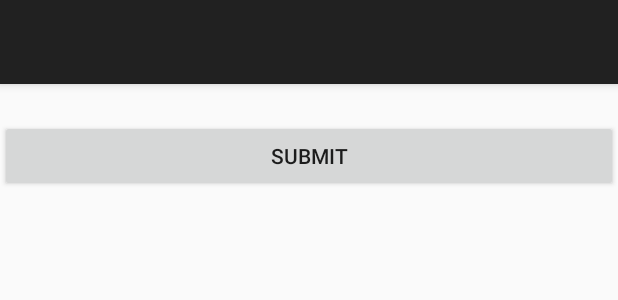
After one commit to jamesot/cg, an Android app: the layout activity_train_view.xml on its own in the app's theme, with its tools: preview values and no code run, on a phone screen of 412 x 824 dp. The commit adds this screen. Shown: the top 300 px of the screen. Run offline under Robolectric (Android 15) with nearby library versions, the phone set to English and light mode, and no system bars.

Commit message:
TrainView

```diff
--- a/app/src/main/java/com/cadre/ocr/MainActivity.java
+++ b/app/src/main/java/com/cadre/ocr/MainActivity.java
@@ -579,8 +579,8 @@ public class MainActivity extends AppCompatActivity implements SurfaceHolder.Cal
 //        train(digits,trainedValues);
     }
 
-    public void trainDigits(String number,Mat digits) {
-        Trainer.TrainDigits(number,digits);
+    public void trainDigits(String number,Mat digits,ArrayList<Mat> digit) {
+        Trainer.TrainDigits(number,digits,digit);
         mDetector.setPaused(false);
         mDetector.setLocked(false);
     }
--- a/app/src/main/java/com/cadre/ocr/TextRegionDetector.java
+++ b/app/src/main/java/com/cadre/ocr/TextRegionDetector.java
@@ -562,7 +562,9 @@ public class TextRegionDetector {
 //                mainActivity.train(mats, splitViaString(number,first),mat);
 
 //                TODO passing the whole image and number for training - Prefereably use an intent to show image so as to train
-                mainActivity.trainDigits(input.getText().toString(), mat);
+//                mainActivity.trainDigits(input.getText().toString(), mat);
+                mainActivity.trainDigits(input.getText().toString(), mat,mats);
+
 //                paused = false;
 
             }
--- a/app/src/main/java/com/cadre/ocr/Trainer.java
+++ b/app/src/main/java/com/cadre/ocr/Trainer.java
@@ -382,9 +382,9 @@ public class Trainer extends Activity implements CvCameraViewListener2 {
 
     }
 
-    public static void TrainDigits(String stringNumber,Mat mat) {
+    public static void TrainDigits(String stringNumber,Mat mat,ArrayList<Mat> digits) {
         Log.e("input is", stringNumber+"");
-
+//        Mat mat =digits.get(j);
         Mat last = new Mat();
             boolean first=false;
         int firstDigit = Integer.parseInt(stringNumber.charAt(0)+"");
--- /dev/null
+++ b/app/src/main/res/layout/activity_train_view.xml
@@ -0,0 +1,33 @@
+<?xml version="1.0" encoding="utf-8"?>
+<android.support.design.widget.CoordinatorLayout xmlns:android="http://schemas.android.com/apk/res/android"
+    xmlns:app="http://schemas.android.com/apk/res-auto"
+    xmlns:tools="http://schemas.android.com/tools"
+    android:layout_width="match_parent"
+    android:layout_height="match_parent"
+    tools:context="com.cadre.ocr.TrainView">
+
+    <android.support.design.widget.AppBarLayout
+        android:layout_width="match_parent"
+        android:layout_height="wrap_content"
+        android:theme="@style/AppTheme.NoActionBar.AppBarOverlay">
+
+        <android.support.v7.widget.Toolbar
+            android:id="@+id/toolbar"
+            android:layout_width="match_parent"
+            android:layout_height="?attr/actionBarSize"
+            android:background="?attr/colorPrimary"
+            app:popupTheme="@style/AppTheme.NoActionBar.PopupOverlay" />
+
+    </android.support.design.widget.AppBarLayout>
+
+    <include layout="@layout/content_train_view" />
+
+   <!-- <android.support.design.widget.FloatingActionButton
+        android:id="@+id/fab"
+        android:layout_width="wrap_content"
+        android:layout_height="wrap_content"
+        android:layout_gravity="bottom|end"
+        android:layout_margin="@dimen/fab_margin"
+        app:src="@drawable/ic_dialog_email" />-->
+
+</android.support.design.widget.CoordinatorLayout>
--- /dev/null
+++ b/app/src/main/res/layout/content_train_view.xml
@@ -0,0 +1,24 @@
+<?xml version="1.0" encoding="utf-8"?>
+<LinearLayout xmlns:android="http://schemas.android.com/apk/res/android"
+    xmlns:app="http://schemas.android.com/apk/res-auto"
+    xmlns:tools="http://schemas.android.com/tools"
+    android:layout_width="match_parent"
+    android:layout_height="match_parent"
+    app:layout_behavior="@string/appbar_scrolling_view_behavior"
+    tools:context="com.cadre.ocr.TrainView"
+    tools:showIn="@layout/activity_train_view"
+    android:orientation="vertical">
+    <ImageView
+        android:layout_width="match_parent"
+        android:layout_height="wrap_content"
+        android:id="@+id/image"/>
+    <android.support.v7.widget.AppCompatButton
+        android:id="@+id/submit"
+        android:layout_width="fill_parent"
+        android:layout_height="wrap_content"
+        android:layout_marginTop="24dp"
+        android:padding="12dp"
+        android:text="SUBMIT"
+        />
+
+</LinearLayout>
--- a/app/src/main/res/values/dimens.xml
+++ b/app/src/main/res/values/dimens.xml
@@ -2,4 +2,5 @@
     <!-- Default screen margins, per the Android Design guidelines. -->
     <dimen name="activity_horizontal_margin">16dp</dimen>
     <dimen name="activity_vertical_margin">16dp</dimen>
+    <dimen name="fab_margin">16dp</dimen>
 </resources>
--- a/app/src/main/res/values/strings.xml
+++ b/app/src/main/res/values/strings.xml
@@ -5,7 +5,8 @@
     <string name="action_about">About</string>
     <string name="image_dialog_description">Image Preview</string>
 
-<!-- TODO: Remove or change this placeholder text -->
+    <!-- TODO: Remove or change this placeholder text -->
     <string name="hello_blank_fragment">Hello blank fragment</string>
+    <string name="title_activity_train_view">TrainView</string>
 
 </resources>
--- a/app/src/main/res/values/styles.xml
+++ b/app/src/main/res/values/styles.xml
@@ -4,14 +4,18 @@
     <!--<style name="AppTheme" parent="android:Theme.Holo.Light.DarkActionBar">-->
     <style name="AppTheme" parent="Theme.AppCompat.Light.DarkActionBar">
 
-    <!-- Customize your theme here. -->
+        <!-- Customize your theme here. -->
         <item name="android:windowActionBar">false</item>
         <item name="android:windowNoTitle">true</item>
     </style>
+
     <style name="AppTheme.NoActionBar.AppBarOverlay" parent="ThemeOverlay.AppCompat.Dark.ActionBar" />
+
     <style name="AppTheme.NoActionBar">
         <item name="windowActionBar">false</item>
         <item name="windowNoTitle">true</item>
     </style>
 
+    <style name="AppTheme.NoActionBar.PopupOverlay" parent="ThemeOverlay.AppCompat.Light" />
+
 </resources>
```
Also changed, not shown: app/build.gradle (+11 -4 lines), app/src/main/AndroidManifest.xml (+22 -17 lines), app/src/main/java/com/cadre/ocr/TrainView.java (added, +29 -0 lines), 185 other files.
